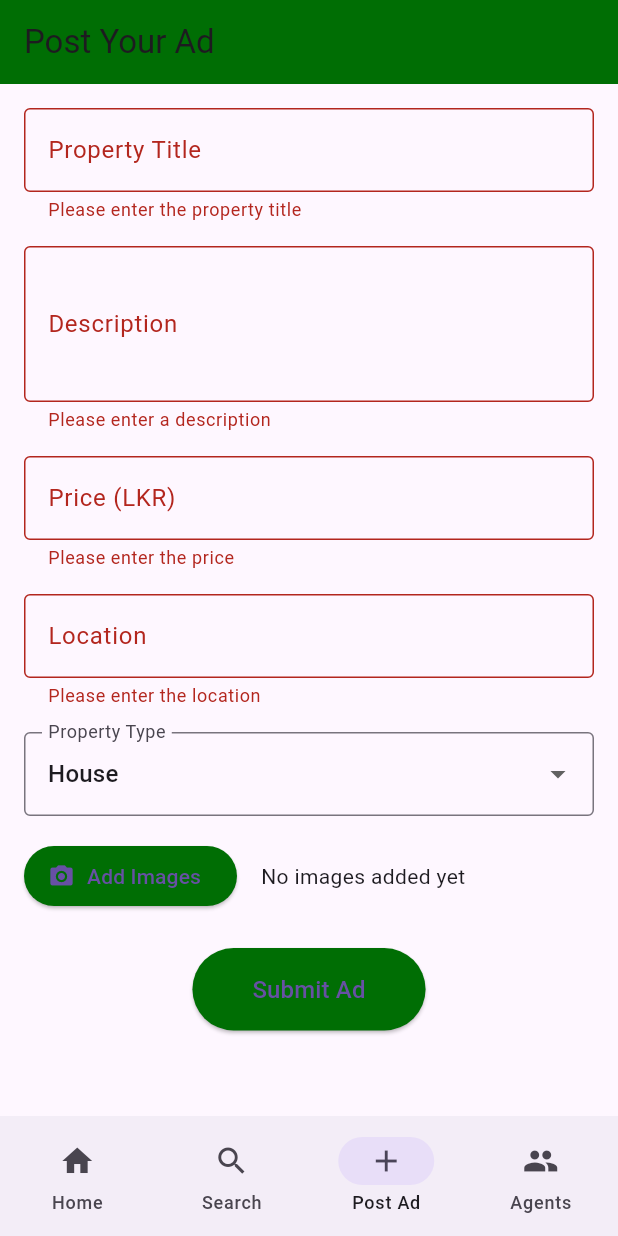
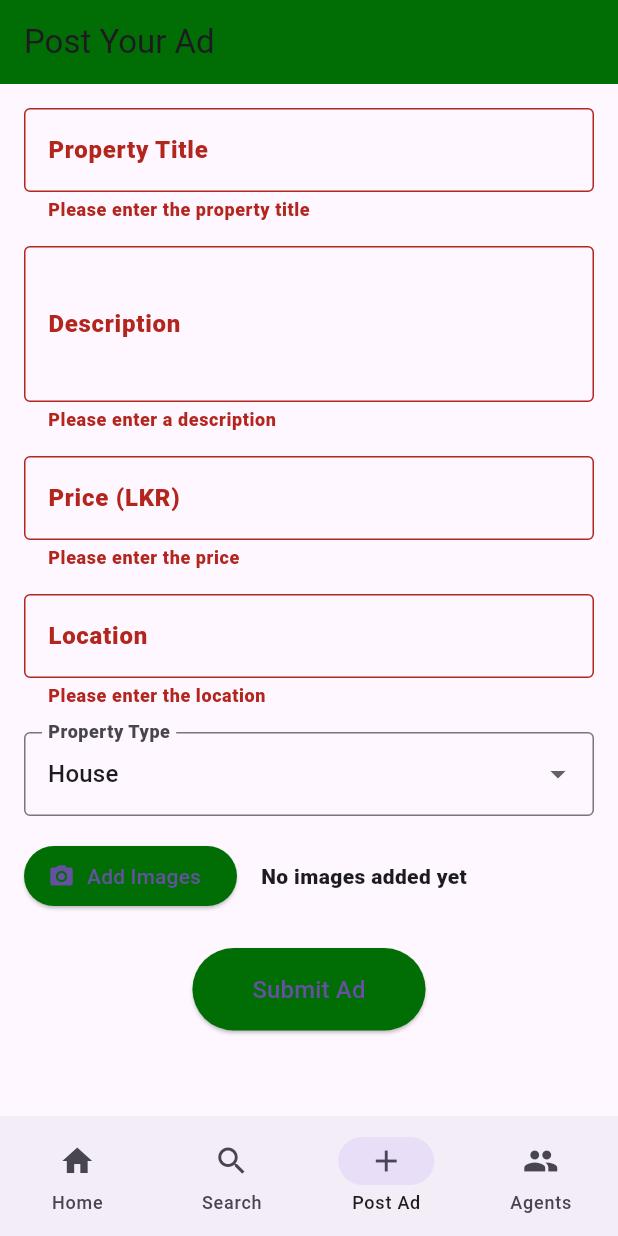
Before and after one commit to AKILABANDARAYAINNA/horizon_real_estate_app, a Flutter app: the screen it shows after launch, item 3 of the bottom bar chosen, after a tap on "Submit Ad", on a phone screen of 412 x 824 dp. Run offline on Flutter 3.47's test engine with Material 3 defaults, Android fonts, the light colour scheme and no system bars; network calls fail.

Commit message:
Roboto Font

```diff
--- a/lib/main.dart
+++ b/lib/main.dart
@@ -12,9 +12,25 @@
   Widget build(BuildContext context) {
     return MaterialApp(
       title: 'Horizon Real Estates',
-      theme: ThemeData.light(),
-      darkTheme: ThemeData.dark(),
-      themeMode: ThemeMode.system,
+      theme: ThemeData(
+        fontFamily: 'Roboto', // Set Roboto-Black as the default font
+        textTheme: const TextTheme(
+          bodyLarge: TextStyle(fontWeight: FontWeight.w900), // Black weight
+          bodyMedium: TextStyle(fontWeight: FontWeight.w900),
+          bodySmall: TextStyle(fontWeight: FontWeight.w900),
+        ),
+        brightness: Brightness.light,
+      ),
+      darkTheme: ThemeData(
+        fontFamily: 'Roboto', // Set Roboto-Black for dark mode
+        textTheme: const TextTheme(
+          bodyLarge: TextStyle(fontWeight: FontWeight.w900),
+          bodyMedium: TextStyle(fontWeight: FontWeight.w900),
+          bodySmall: TextStyle(fontWeight: FontWeight.w900),
+        ),
+        brightness: Brightness.dark,
+      ),
+      themeMode: ThemeMode.system, // Automatically switches based on system settings
       home: const HomeScreen(), // App starts on HomeScreen
     );
   }
--- a/lib/screens/post_ad_screen.dart
+++ b/lib/screens/post_ad_screen.dart
@@ -6,12 +6,12 @@ class PostAdScreen extends StatelessWidget {
 
   @override
   Widget build(BuildContext context) {
-    final _formKey = GlobalKey<FormState>();
-    final TextEditingController _titleController = TextEditingController();
-    final TextEditingController _descriptionController = TextEditingController();
-    final TextEditingController _priceController = TextEditingController();
-    final TextEditingController _locationController = TextEditingController();
-    String _propertyType = 'House';
+    final formKey = GlobalKey<FormState>(); // Removed leading underscore
+    final TextEditingController titleController = TextEditingController();
+    final TextEditingController descriptionController = TextEditingController();
+    final TextEditingController priceController = TextEditingController();
+    final TextEditingController locationController = TextEditingController();
+    String propertyType = 'House';
 
     // Property type dropdown options
     final List<String> propertyTypes = [
@@ -29,12 +29,12 @@ class PostAdScreen extends StatelessWidget {
       body: SingleChildScrollView(
         padding: const EdgeInsets.all(16.0),
         child: Form(
-          key: _formKey,
+          key: formKey, // Updated variable name
           child: Column(
             crossAxisAlignment: CrossAxisAlignment.start,
             children: [
               TextFormField(
-                controller: _titleController,
+                controller: titleController, // Updated variable name
                 decoration: const InputDecoration(
                   labelText: 'Property Title',
                   border: OutlineInputBorder(),
@@ -48,7 +48,7 @@ class PostAdScreen extends StatelessWidget {
               ),
               const SizedBox(height: 16),
               TextFormField(
-                controller: _descriptionController,
+                controller: descriptionController, // Updated variable name
                 maxLines: 3,
                 decoration: const InputDecoration(
                   labelText: 'Description',
@@ -63,7 +63,7 @@ class PostAdScreen extends StatelessWidget {
               ),
               const SizedBox(height: 16),
               TextFormField(
-                controller: _priceController,
+                controller: priceController, // Updated variable name
                 keyboardType: TextInputType.number,
                 decoration: const InputDecoration(
                   labelText: 'Price (LKR)',
@@ -81,7 +81,7 @@ class PostAdScreen extends StatelessWidget {
               ),
               const SizedBox(height: 16),
               TextFormField(
-                controller: _locationController,
+                controller: locationController, // Updated variable name
                 decoration: const InputDecoration(
                   labelText: 'Location',
                   border: OutlineInputBorder(),
@@ -95,7 +95,7 @@ class PostAdScreen extends StatelessWidget {
               ),
               const SizedBox(height: 16),
               DropdownButtonFormField<String>(
-                value: _propertyType,
+                value: propertyType, // Updated variable name
                 decoration: const InputDecoration(
                   labelText: 'Property Type',
                   border: OutlineInputBorder(),
@@ -107,7 +107,7 @@ class PostAdScreen extends StatelessWidget {
                         ))
                     .toList(),
                 onChanged: (value) {
-                  _propertyType = value!;
+                  propertyType = value!;
                 },
               ),
               const SizedBox(height: 16),
@@ -134,7 +134,7 @@ class PostAdScreen extends StatelessWidget {
               Center(
                 child: ElevatedButton(
                   onPressed: () {
-                    if (_formKey.currentState?.validate() ?? false) {
+                    if (formKey.currentState?.validate() ?? false) {
                       ScaffoldMessenger.of(context).showSnackBar(
                         const SnackBar(content: Text('Ad Submitted Successfully!')),
                       );
```
Also changed, not shown: pubspec.yaml (+8 -1 lines), lib/assets/fonts/Roboto-Black.ttf (added).
